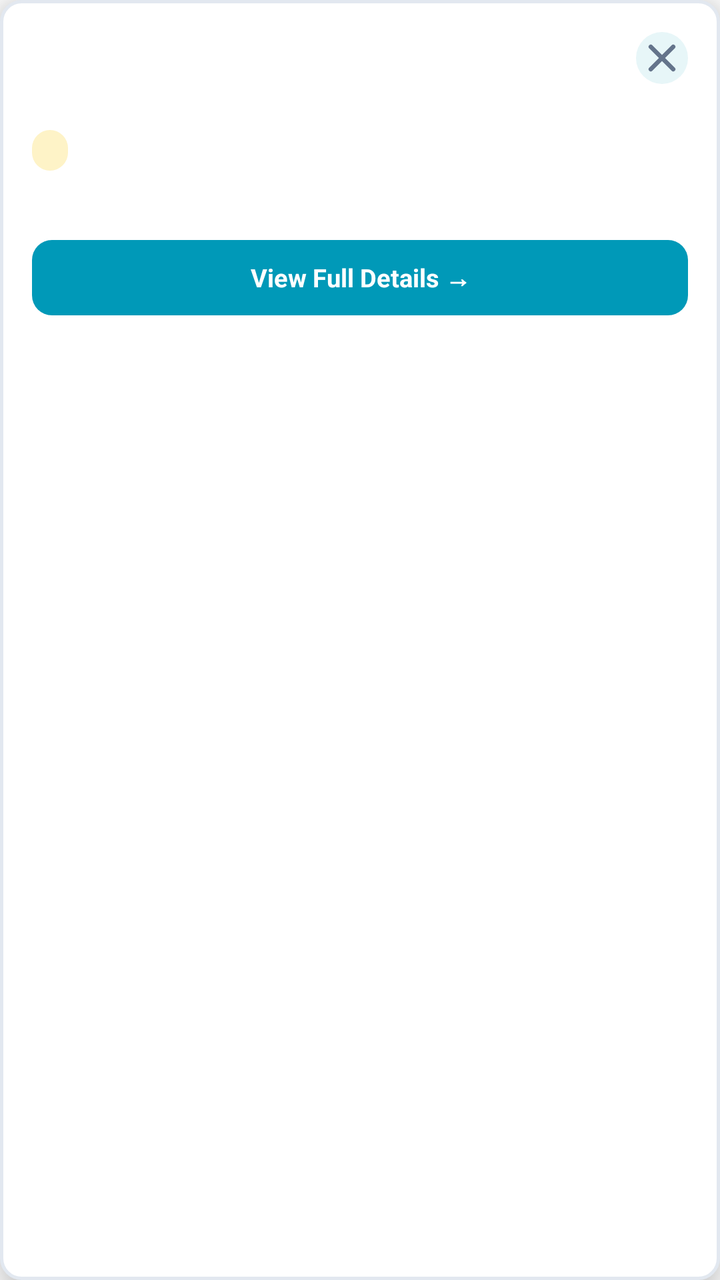
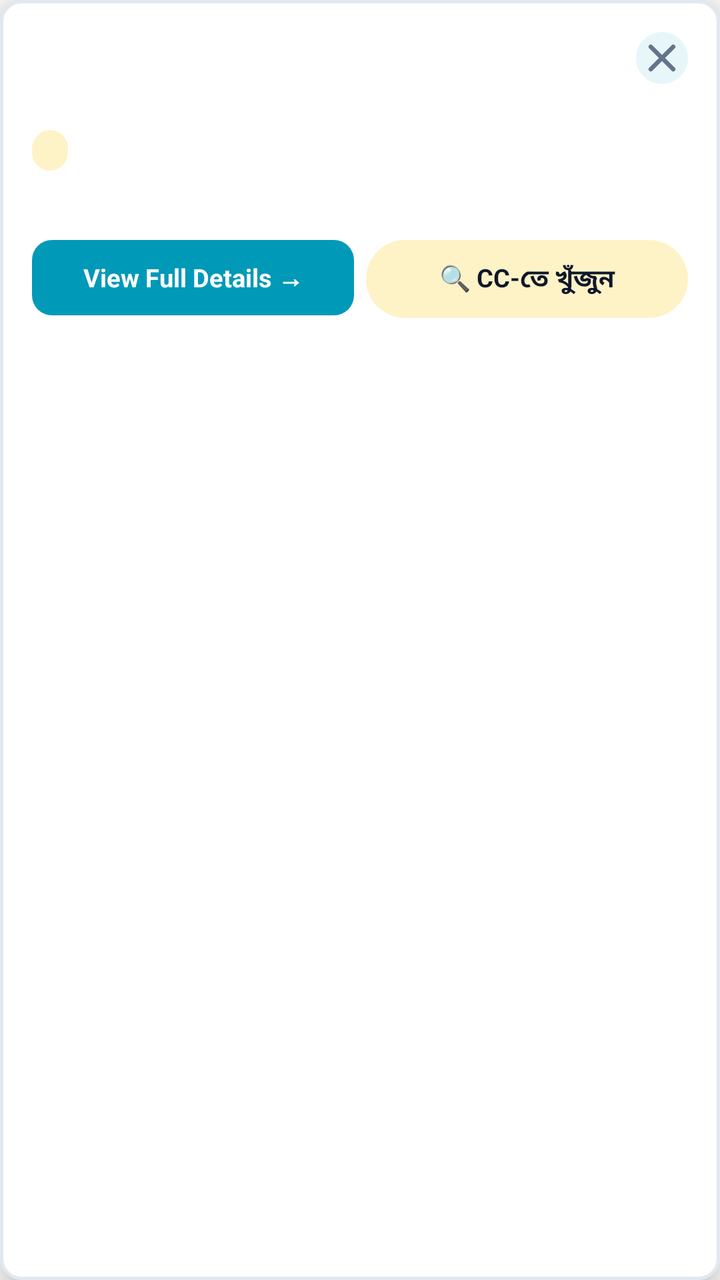

Two renders of the same Android screen: before a commit and after it. Below are the layout's source before the change and the commit's diff.
<!-- AndroidManifest.xml: application theme Theme.DataBridge -->
<!-- res/layout/overlay_incoming_call.xml -->
<?xml version="1.0" encoding="utf-8"?>
<LinearLayout xmlns:android="http://schemas.android.com/apk/res/android"
    android:layout_width="match_parent"
    android:layout_height="wrap_content"
    android:orientation="vertical"
    android:background="@drawable/bg_card_rounded"
    android:padding="16dp"
    android:elevation="12dp">

    <LinearLayout
        android:layout_width="match_parent"
        android:layout_height="wrap_content"
        android:orientation="horizontal"
        android:gravity="top">

        <LinearLayout
            android:layout_width="0dp"
            android:layout_height="wrap_content"
            android:layout_weight="1"
            android:orientation="vertical">

            <TextView
                android:id="@+id/tvOverlayName"
                android:layout_width="match_parent"
                android:layout_height="wrap_content"
                android:textSize="17sp"
                android:textStyle="bold"
                android:textColor="#0F172A"
                android:maxLines="1"
                android:ellipsize="end" />

            <TextView
                android:id="@+id/tvOverlayPhone"
                android:layout_width="match_parent"
                android:layout_height="wrap_content"
                android:textSize="12sp"
                android:textColor="#64748B"
                android:layout_marginTop="1dp" />
        </LinearLayout>

        <ImageButton
            android:id="@+id/btnOverlayClose"
            android:layout_width="26dp"
            android:layout_height="26dp"
            android:background="@drawable/bg_icon_button_chip"
            android:src="@drawable/ic_close_small"
            android:contentDescription="Dismiss"
            android:padding="6dp" />
    </LinearLayout>

    <LinearLayout
        android:layout_width="wrap_content"
        android:layout_height="wrap_content"
        android:orientation="horizontal"
        android:layout_marginTop="9dp">

        <TextView
            android:id="@+id/tvOverlayStatus"
            android:layout_width="wrap_content"
            android:layout_height="wrap_content"
            android:textSize="10.5sp"
            android:textStyle="bold"
            android:textColor="#B45309"
            android:background="@drawable/bg_overlay_badge_status"
            android:paddingHorizontal="9dp"
            android:paddingVertical="3dp"
            android:layout_marginEnd="6dp" />

        <TextView
            android:id="@+id/tvOverlayCod"
            android:layout_width="wrap_content"
            android:layout_height="wrap_content"
            android:textSize="10.5sp"
            android:textStyle="bold"
            android:textColor="#0099B8"
            android:background="@drawable/badge_bg_channel"
            android:paddingHorizontal="9dp"
            android:paddingVertical="3dp"
            android:visibility="gone" />
    </LinearLayout>

    <TextView
        android:id="@+id/tvOverlayAddress"
        android:layout_width="match_parent"
        android:layout_height="wrap_content"
        android:textSize="11.5sp"
        android:textColor="#475569"
        android:layout_marginTop="8dp"
        android:maxLines="2"
        android:ellipsize="end" />

    <TextView
        android:id="@+id/tvOverlayMore"
        android:layout_width="match_parent"
        android:layout_height="wrap_content"
        android:textSize="11sp"
        android:textStyle="bold"
        android:textColor="#0099B8"
        android:layout_marginTop="6dp"
        android:visibility="gone" />

    <TextView
        android:id="@+id/btnOverlayViewDetails"
        android:layout_width="match_parent"
        android:layout_height="wrap_content"
        android:layout_marginTop="11dp"
        android:background="@drawable/bg_overlay_cta"
        android:text="View Full Details \u2192"
        android:textColor="#FFFFFF"
        android:textSize="12.5sp"
        android:textStyle="bold"
        android:gravity="center"
        android:paddingVertical="10dp" />

</LinearLayout>
<!-- resources referenced by this layout -->
<resources>
  <!-- drawable badge_bg_channel (drawable) -->
  <?xml version="1.0" encoding="utf-8"?>
  <shape xmlns:android="http://schemas.android.com/apk/res/android"
      android:shape="rectangle">
      <solid android:color="#E7F6F8" />
      <stroke android:width="1dp" android:color="#0099b8" />
      <corners android:radius="8dp" />
  </shape>
  <!-- drawable bg_card_rounded (drawable) -->
  <?xml version="1.0" encoding="utf-8"?>
  <shape xmlns:android="http://schemas.android.com/apk/res/android"
      android:shape="rectangle">
      <solid android:color="@color/theme_bg_card" />
      <stroke android:width="1.5dp" android:color="@color/theme_border" />
      <corners android:radius="10dp" />
  </shape>
  <!-- drawable bg_icon_button_chip (drawable) -->
  <?xml version="1.0" encoding="utf-8"?>
  <shape xmlns:android="http://schemas.android.com/apk/res/android"
      android:shape="oval">
      <solid android:color="#E7F6F8" />
  </shape>
  <!-- drawable bg_overlay_badge_status (drawable) -->
  <?xml version="1.0" encoding="utf-8"?>
  <shape xmlns:android="http://schemas.android.com/apk/res/android"
      android:shape="rectangle">
      <solid android:color="#FEF3C7" />
      <corners android:radius="20dp" />
  </shape>
  <!-- drawable bg_overlay_cta (drawable) -->
  <?xml version="1.0" encoding="utf-8"?>
  <shape xmlns:android="http://schemas.android.com/apk/res/android"
      android:shape="rectangle">
      <solid android:color="#0099B8" />
      <corners android:radius="10dp" />
  </shape>
  <!-- drawable ic_close_small (drawable) -->
  <?xml version="1.0" encoding="utf-8"?>
  <vector xmlns:android="http://schemas.android.com/apk/res/android"
      android:width="24dp"
      android:height="24dp"
      android:viewportWidth="24"
      android:viewportHeight="24">
      <path
          android:pathData="M6.4,6.4l11.2,11.2M17.6,6.4L6.4,17.6"
          android:strokeColor="#64748B"
          android:strokeWidth="2.2"
          android:strokeLineCap="round" />
  </vector>
  <style name="Theme.DataBridge" parent="Theme.MaterialComponents.DayNight.NoActionBar">
      <item name="colorPrimary">#00d4ff</item>
      <item name="colorPrimaryVariant">#16213e</item>
      <item name="colorOnPrimary">#ffffff</item>
      <item name="colorSecondary">#00d4ff</item>
      <item name="android:statusBarColor">#1a1a2e</item>
  </style>
  <color name="theme_bg_card">#ffffff</color>
  <color name="theme_border">#e2e8f0</color>
</resources>

<!-- the commit's change to res/layout/overlay_incoming_call.xml (unified diff, before → after) -->
@@ -100,16 +100,48 @@
         android:visibility="gone" />
 
     <TextView
-        android:id="@+id/btnOverlayViewDetails"
+        android:id="@+id/tvOverlayNoMatch"
         android:layout_width="match_parent"
         android:layout_height="wrap_content"
-        android:layout_marginTop="11dp"
-        android:background="@drawable/bg_overlay_cta"
-        android:text="View Full Details \u2192"
-        android:textColor="#FFFFFF"
-        android:textSize="12.5sp"
-        android:textStyle="bold"
-        android:gravity="center"
-        android:paddingVertical="10dp" />
+        android:textSize="11.5sp"
+        android:textColor="#64748B"
+        android:layout_marginTop="8dp"
+        android:text="কোনো ম্যাচিং পার্সেল পাওয়া যায়নি"
+        android:visibility="gone" />
+
+    <LinearLayout
+        android:layout_width="match_parent"
+        android:layout_height="wrap_content"
+        android:orientation="horizontal"
+        android:layout_marginTop="11dp">
+
+        <TextView
+            android:id="@+id/btnOverlayViewDetails"
+            android:layout_width="0dp"
+            android:layout_height="wrap_content"
+            android:layout_weight="1"
+            android:layout_marginEnd="6dp"
+            android:background="@drawable/bg_overlay_cta"
+            android:text="View Full Details \u2192"
+            android:textColor="#FFFFFF"
+            android:textSize="12.5sp"
+            android:textStyle="bold"
+            android:gravity="center"
+            android:paddingVertical="10dp" />
+
+        <TextView
+            android:id="@+id/btnOverlaySearch"
+            android:layout_width="0dp"
+            android:layout_height="wrap_content"
+            android:layout_weight="1"
+            android:background="@drawable/bg_overlay_badge_status"
+            android:text="🔍 CC-তে খুঁজুন"
+            android:textColor="#0F172A"
+            android:textSize="12.5sp"
+            android:textStyle="bold"
+            android:gravity="center"
+            android:paddingVertical="10dp" />
+
+    </LinearLayout>
 
 </LinearLayout>
